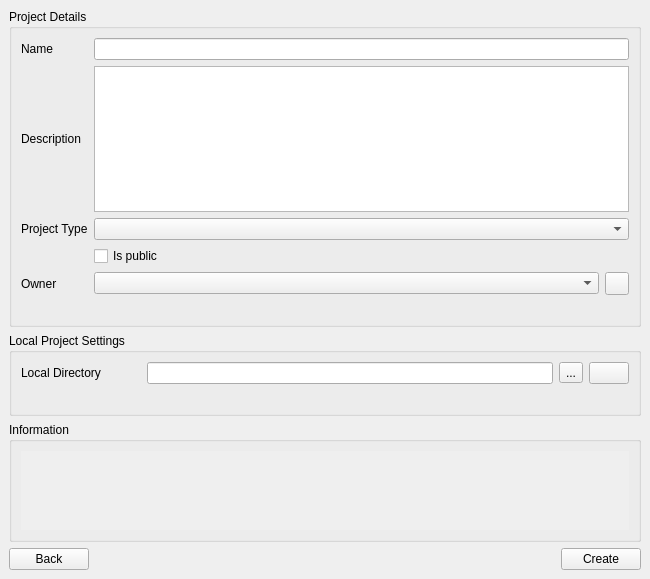
This is qfieldsync/ui/cloud_create_project_widget.ui in opengisch/qfieldsync as Qt 5 draws it before an edit. The edited form follows.
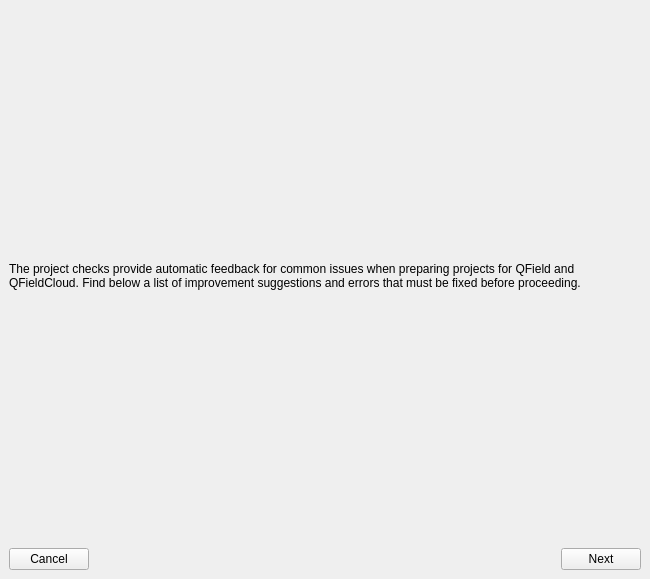
This is the edited form. Icons and pictures are not drawn.

Commit message: feat(ui): add compatibility check step to create new cloud project wizard UI

Patch:
```diff
--- a/qfieldsync/ui/cloud_create_project_widget.ui
+++ b/qfieldsync/ui/cloud_create_project_widget.ui
@@ -31,6 +31,60 @@
      <property name="currentIndex">
       <number>0</number>
      </property>
+     <widget class="QWidget" name="projectCompatibilityPage">
+      <layout class="QVBoxLayout" name="verticalLayout_2">
+       <item>
+        <widget class="QLabel" name="compatibilityInfoLabel">
+         <property name="sizePolicy">
+          <sizepolicy hsizetype="Preferred" vsizetype="Minimum">
+           <horstretch>0</horstretch>
+           <verstretch>0</verstretch>
+          </sizepolicy>
+         </property>
+         <property name="text">
+          <string>The project checks provide automatic feedback for common issues when preparing projects for QField and QFieldCloud. Find below a list of improvement suggestions and errors that must be fixed before proceeding.</string>
+         </property>
+         <property name="wordWrap">
+          <bool>true</bool>
+         </property>
+        </widget>
+       </item>
+       <item>
+        <layout class="QVBoxLayout" name="checkerTableLayout"/>
+       </item>
+       <item>
+        <layout class="QHBoxLayout" name="checkerButtonsHLayout">
+         <item>
+          <widget class="QPushButton" name="cancelButton">
+           <property name="text">
+            <string>Cancel</string>
+           </property>
+          </widget>
+         </item>
+         <item>
+          <spacer name="checkerHorizontalSpacer">
+           <property name="orientation">
+            <enum>Qt::Horizontal</enum>
+           </property>
+           <property name="sizeHint" stdset="0">
+            <size>
+             <width>40</width>
+             <height>20</height>
+            </size>
+           </property>
+          </spacer>
+         </item>
+         <item>
+          <widget class="QPushButton" name="nextButton">
+           <property name="text">
+            <string>Next</string>
+           </property>
+          </widget>
+         </item>
+        </layout>
+       </item>
+      </layout>
+     </widget>
      <widget class="QWidget" name="projectDetailsPage">
       <layout class="QVBoxLayout" name="verticalLayout_4">
        <item>
```
